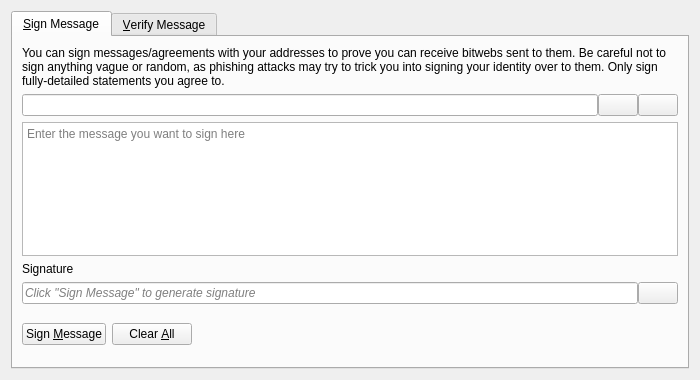
This is src/qt/forms/signverifymessagedialog.ui in bitweb-project/bitweb as Qt 5 draws it before an edit. The edited form follows.
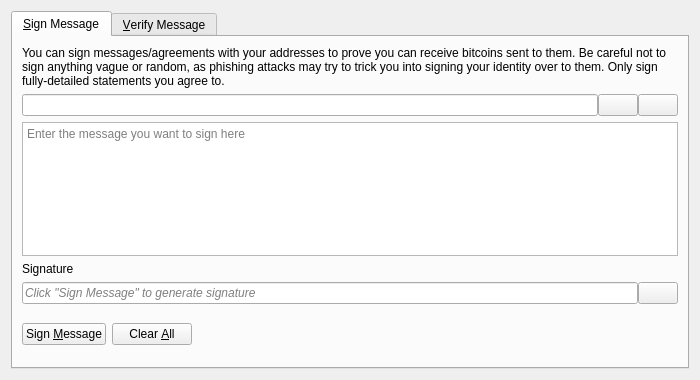
This is the edited form. Icons and pictures are not drawn. Custom widgets are drawn as their Qt base class.

What changed in the file:
```diff
--- a/src/qt/forms/signverifymessagedialog.ui
+++ b/src/qt/forms/signverifymessagedialog.ui
@@ -30,7 +30,7 @@
        <item>
         <widget class="QLabel" name="infoLabel_SM">
          <property name="text">
-          <string>You can sign messages/agreements with your addresses to prove you can receive bitwebs sent to them. Be careful not to sign anything vague or random, as phishing attacks may try to trick you into signing your identity over to them. Only sign fully-detailed statements you agree to.</string>
+          <string>You can sign messages/agreements with your addresses to prove you can receive bitcoins sent to them. Be careful not to sign anything vague or random, as phishing attacks may try to trick you into signing your identity over to them. Only sign fully-detailed statements you agree to.</string>
          </property>
          <property name="textFormat">
           <enum>Qt::PlainText</enum>
```
Left out of the diff: 8 changed lines with no effect on the pictures.
